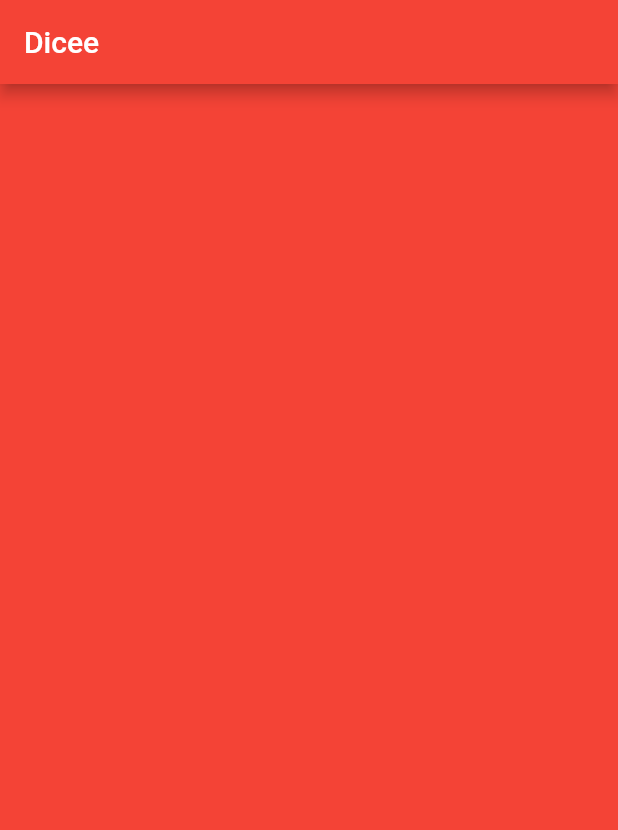
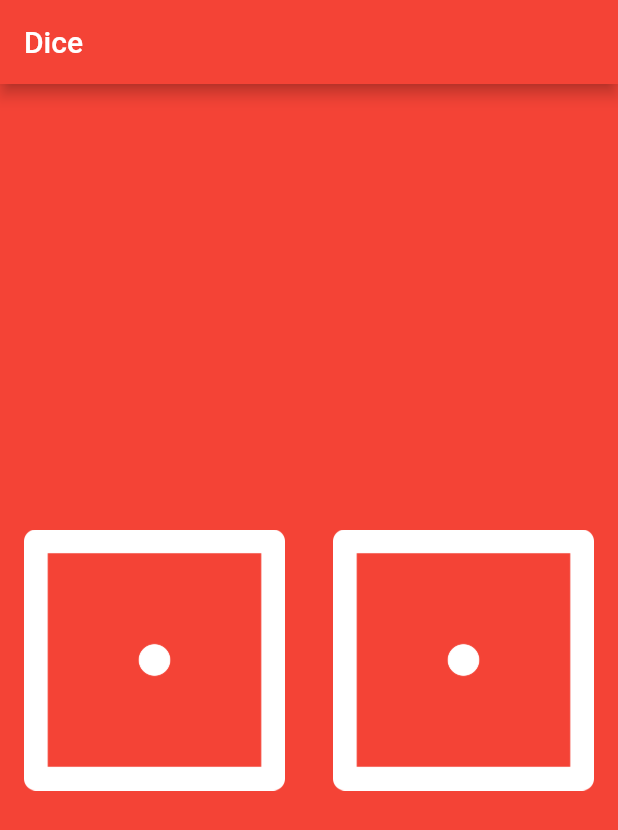
Before and after one commit to qamarsafadi1/first_flutter_project, a Flutter app: the screen it shows after launch, on a phone screen of 412 x 824 dp. Shown: the top 830 px of the screen. Run offline on Flutter 3.47's test engine with Material 2 defaults, Android fonts, the light colour scheme and no system bars.

Commit message:
finishing up the dice app

```diff
--- a/lib/main.dart
+++ b/lib/main.dart
@@ -1,20 +1,67 @@
 import 'package:flutter/material.dart';
+import 'dart:math';
 
 void main() {
   runApp(MaterialApp(
     home: Scaffold(
       backgroundColor: Colors.red,
-      appBar: AppBar(title: Text('Dicee'), backgroundColor: Colors.red),
-      body: DiceePage(),
+      appBar: AppBar(title: Text('Dice'), backgroundColor: Colors.red),
+      body: DicePage(),
     ),
   ));
 }
 
-class DiceePage extends StatelessWidget {
-  const DiceePage({Key? key}) : super(key: key);
+class DicePage extends StatefulWidget {
+  const DicePage({Key? key}) : super(key: key);
+
+  @override
+  State<DicePage> createState() => _DicePageState();
+}
+
+class _DicePageState extends State<DicePage> {
+  var leftDiceNumber = 1;
+  var rightDiceNumber = 1;
 
   @override
   Widget build(BuildContext context) {
-    return Container();
+    return Center(
+      child: Row(
+        children: [
+          Expanded(
+            child: TextButton(
+              onPressed: () {
+                changeDice();
+              },
+              style: ButtonStyle(
+                padding: MaterialStateProperty.all<EdgeInsets>(
+                  EdgeInsets.all(16),
+                ),
+              ),
+              child: Image.asset('images/dice$leftDiceNumber.png'),
+            ),
+          ),
+          Expanded(
+            child: TextButton(
+              onPressed: () {
+                changeDice();
+              },
+              style: ButtonStyle(
+                padding: MaterialStateProperty.all<EdgeInsets>(
+                  EdgeInsets.all(16),
+                ),
+              ),
+              child: Image.asset('images/dice$rightDiceNumber.png'),
+            ),
+          )
+        ],
+      ),
+    );
+  }
+
+  void changeDice() {
+    setState(() {
+      leftDiceNumber = Random().nextInt(6) + 1;
+      rightDiceNumber = Random().nextInt(6) + 1;
+    });
   }
 }
```
Also changed, not shown: images/dice1.png (added), images/dice2.png (added), images/dice3.png (added), images/dice4.png (added), images/dice5.png (added), images/dice6.png (added).
